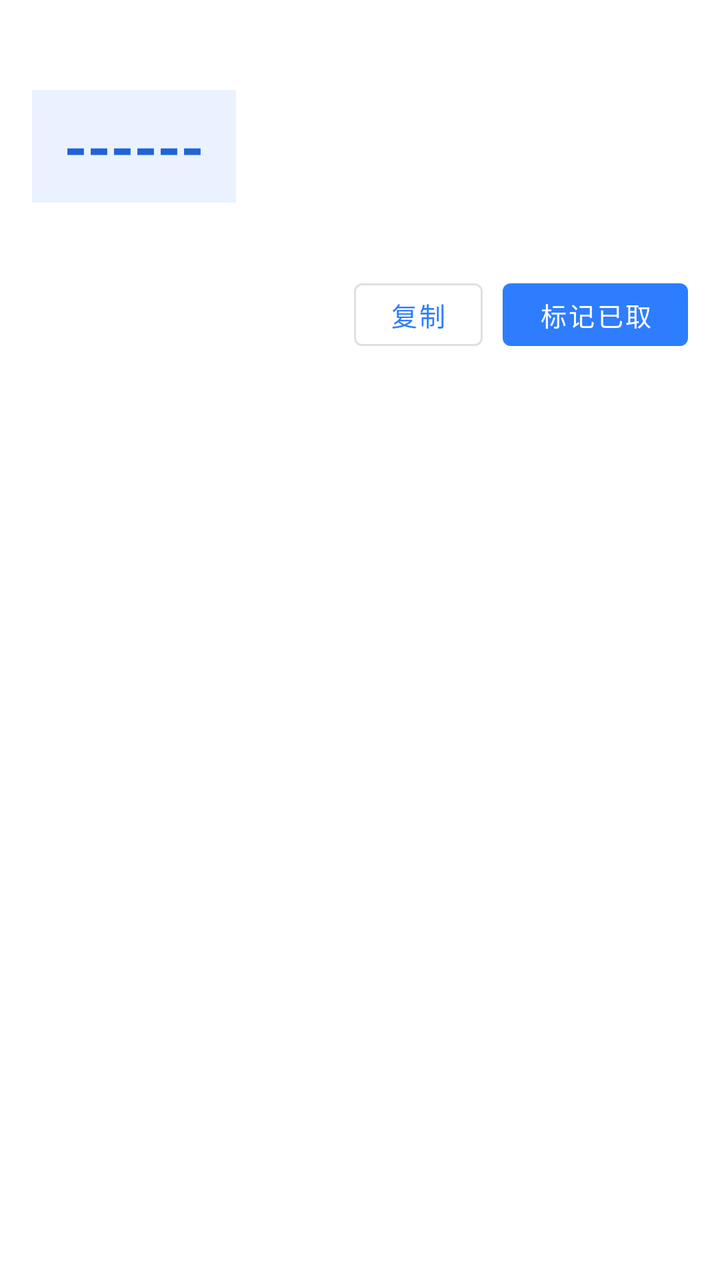
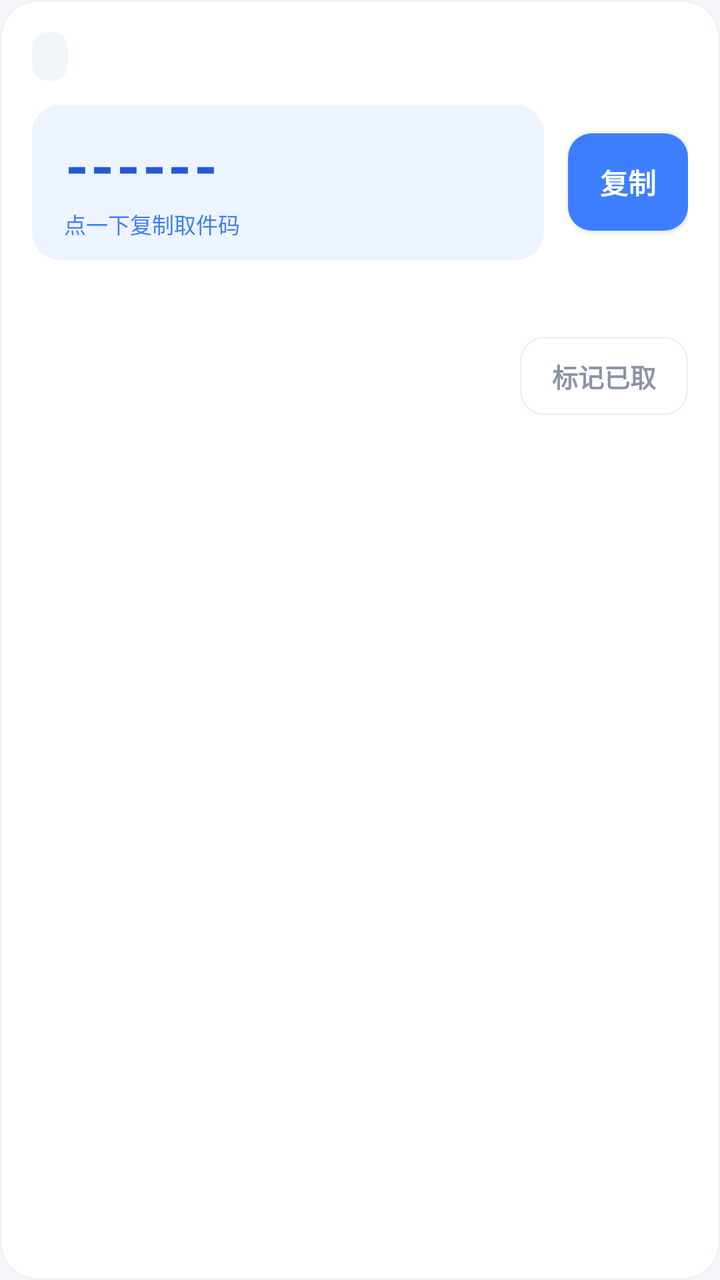

Compare the two renders of this Android layout. The source of the first and the diff that turns it into the second are given below.
<!-- AndroidManifest.xml: application theme Theme.Pickup -->
<!-- res/layout/item_pickup.xml -->
<?xml version="1.0" encoding="utf-8"?>
<LinearLayout xmlns:android="http://schemas.android.com/apk/res/android"
    android:layout_width="match_parent"
    android:layout_height="wrap_content"
    android:layout_marginBottom="10dp"
    android:background="#FFFFFF"
    android:elevation="2dp"
    android:orientation="vertical"
    android:padding="16dp">

    <LinearLayout
        android:layout_width="match_parent"
        android:layout_height="wrap_content"
        android:orientation="horizontal">

        <TextView
            android:id="@+id/txt_carrier"
            android:layout_width="0dp"
            android:layout_height="wrap_content"
            android:layout_weight="1"
            android:textColor="@color/text_main"
            android:textSize="14sp"
            android:textStyle="bold" />

        <TextView
            android:id="@+id/txt_time"
            android:layout_width="wrap_content"
            android:layout_height="wrap_content"
            android:textColor="@color/text_sub"
            android:textSize="12sp" />
    </LinearLayout>

    <TextView
        android:id="@+id/txt_code"
        android:layout_width="wrap_content"
        android:layout_height="wrap_content"
        android:layout_marginTop="10dp"
        android:background="@color/code_bg"
        android:paddingHorizontal="16dp"
        android:paddingVertical="8dp"
        android:text="------"
        android:textColor="@color/primary_dark"
        android:textSize="30sp"
        android:textStyle="bold" />

    <TextView
        android:id="@+id/txt_source"
        android:layout_width="match_parent"
        android:layout_height="wrap_content"
        android:layout_marginTop="8dp"
        android:textColor="@color/text_sub"
        android:textSize="12sp" />

    <LinearLayout
        android:layout_width="match_parent"
        android:layout_height="wrap_content"
        android:layout_marginTop="10dp"
        android:gravity="end"
        android:orientation="horizontal">

        <com.google.android.material.button.MaterialButton
            android:id="@+id/btn_copy"
            style="@style/Widget.MaterialComponents.Button.OutlinedButton"
            android:layout_width="wrap_content"
            android:layout_height="wrap_content"
            android:minHeight="0dp"
            android:minWidth="0dp"
            android:paddingHorizontal="18dp"
            android:paddingVertical="6dp"
            android:text="复制"
            android:textSize="13sp" />

        <com.google.android.material.button.MaterialButton
            android:id="@+id/btn_toggle"
            android:layout_width="wrap_content"
            android:layout_height="wrap_content"
            android:layout_marginStart="10dp"
            android:minHeight="0dp"
            android:minWidth="0dp"
            android:paddingHorizontal="18dp"
            android:paddingVertical="6dp"
            android:text="标记已取"
            android:textSize="13sp" />
    </LinearLayout>
</LinearLayout>
<!-- resources referenced by this layout -->
<resources>
  <color name="code_bg">#EAF2FF</color>
  <color name="primary_dark">#1F63D6</color>
  <color name="text_main">#1F2430</color>
  <color name="text_sub">#8A92A6</color>
  <style name="Theme.Pickup" parent="Theme.MaterialComponents.Light.NoActionBar">
          <item name="colorPrimary">@color/primary</item>
          <item name="colorPrimaryDark">@color/primary_dark</item>
          <item name="colorAccent">@color/primary</item>
          <item name="android:statusBarColor">@color/primary</item>
          <item name="android:windowBackground">@color/bg</item>
      </style>
  <color name="primary">#2E7DFF</color>
  <color name="bg">#F4F6FA</color>
</resources>

<!-- the commit's change to res/layout/item_pickup.xml (unified diff, before → after) -->
@@ -2,83 +2,132 @@
 <LinearLayout xmlns:android="http://schemas.android.com/apk/res/android"
     android:layout_width="match_parent"
     android:layout_height="wrap_content"
-    android:layout_marginBottom="10dp"
-    android:background="#FFFFFF"
-    android:elevation="2dp"
+    android:layout_marginBottom="12dp"
+    android:background="@drawable/bg_card"
     android:orientation="vertical"
     android:padding="16dp">
 
+    
     <LinearLayout
         android:layout_width="match_parent"
         android:layout_height="wrap_content"
+        android:gravity="center_vertical"
         android:orientation="horizontal">
 
         <TextView
             android:id="@+id/txt_carrier"
-            android:layout_width="0dp"
+            android:layout_width="wrap_content"
             android:layout_height="wrap_content"
-            android:layout_weight="1"
+            android:background="@drawable/bg_chip"
+            android:ellipsize="end"
+            android:maxLines="1"
+            android:maxWidth="210dp"
+            android:paddingStart="9dp"
+            android:paddingTop="4dp"
+            android:paddingEnd="9dp"
+            android:paddingBottom="4dp"
             android:textColor="@color/text_main"
-            android:textSize="14sp"
+            android:textSize="12sp"
             android:textStyle="bold" />
 
         <TextView
             android:id="@+id/txt_time"
-            android:layout_width="wrap_content"
+            android:layout_width="0dp"
             android:layout_height="wrap_content"
-            android:textColor="@color/text_sub"
+            android:layout_marginStart="10dp"
+            android:layout_weight="1"
+            android:gravity="end"
+            android:textColor="@color/text_hint"
             android:textSize="12sp" />
     </LinearLayout>
 
-    <TextView
-        android:id="@+id/txt_code"
-        android:layout_width="wrap_content"
+    
+    <LinearLayout
+        android:layout_width="match_parent"
         android:layout_height="wrap_content"
-        android:layout_marginTop="10dp"
-        android:background="@color/code_bg"
-        android:paddingHorizontal="16dp"
-        android:paddingVertical="8dp"
-        android:text="------"
-        android:textColor="@color/primary_dark"
-        android:textSize="30sp"
-        android:textStyle="bold" />
+        android:layout_marginTop="12dp"
+        android:gravity="center_vertical"
+        android:orientation="horizontal">
 
+        <LinearLayout
+            android:id="@+id/box_code"
+            android:layout_width="0dp"
+            android:layout_height="wrap_content"
+            android:layout_weight="1"
+            android:background="@drawable/bg_code"
+            android:orientation="vertical"
+            android:paddingStart="16dp"
+            android:paddingTop="10dp"
+            android:paddingEnd="16dp"
+            android:paddingBottom="10dp">
+
+            <TextView
+                android:id="@+id/txt_code"
+                android:layout_width="wrap_content"
+                android:layout_height="wrap_content"
+                android:letterSpacing="0.04"
+                android:text="------"
+                android:textColor="@color/code_text"
+                android:textSize="30sp"
+                android:textStyle="bold" />
+
+            <TextView
+                android:id="@+id/txt_code_hint"
+                android:layout_width="wrap_content"
+                android:layout_height="wrap_content"
+                android:layout_marginTop="1dp"
+                android:text="点一下复制取件码"
+                android:textColor="@color/primary"
+                android:textSize="11sp" />
+        </LinearLayout>
+
+        <com.google.android.material.button.MaterialButton
+            android:id="@+id/btn_copy"
+            android:layout_width="wrap_content"
+            android:layout_height="wrap_content"
+            android:layout_marginStart="12dp"
+            android:insetTop="0dp"
+            android:insetBottom="0dp"
+            android:minWidth="0dp"
+            android:minHeight="0dp"
+            android:paddingStart="20dp"
+            android:paddingTop="14dp"
+            android:paddingEnd="20dp"
+            android:paddingBottom="14dp"
+            android:text="复制"
+            android:textSize="14sp" />
+    </LinearLayout>
+
+    
     <TextView
         android:id="@+id/txt_source"
         android:layout_width="match_parent"
         android:layout_height="wrap_content"
-        android:layout_marginTop="8dp"
+        android:layout_marginTop="10dp"
         android:textColor="@color/text_sub"
         android:textSize="12sp" />
 
+    
     <LinearLayout
         android:layout_width="match_parent"
         android:layout_height="wrap_content"
-        android:layout_marginTop="10dp"
+        android:layout_marginTop="12dp"
         android:gravity="end"
         android:orientation="horizontal">
 
         <com.google.android.material.button.MaterialButton
-            android:id="@+id/btn_copy"
-            style="@style/Widget.MaterialComponents.Button.OutlinedButton"
+            android:id="@+id/btn_toggle"
+            style="@style/PickupButton.Outlined"
             android:layout_width="wrap_content"
             android:layout_height="wrap_content"
+            android:insetTop="0dp"
+            android:insetBottom="0dp"
+            android:minWidth="0dp"
             android:minHeight="0dp"
-            android:minWidth="0dp"
-            android:paddingHorizontal="18dp"
-            android:paddingVertical="6dp"
-            android:text="复制"
-            android:textSize="13sp" />
-
-        <com.google.android.material.button.MaterialButton
-            android:id="@+id/btn_toggle"
-            android:layout_width="wrap_content"
-            android:layout_height="wrap_content"
-            android:layout_marginStart="10dp"
-            android:minHeight="0dp"
-            android:minWidth="0dp"
-            android:paddingHorizontal="18dp"
-            android:paddingVertical="6dp"
+            android:paddingStart="20dp"
+            android:paddingTop="10dp"
+            android:paddingEnd="20dp"
+            android:paddingBottom="10dp"
             android:text="标记已取"
             android:textSize="13sp" />
     </LinearLayout>
<!-- resource entries referenced after the edit -->
@@ -1,17 +1,63 @@
 <!-- resources referenced by this layout -->
 <resources>
-  <color name="code_bg">#EAF2FF</color>
-  <color name="primary_dark">#1F63D6</color>
-  <color name="text_main">#1F2430</color>
-  <color name="text_sub">#8A92A6</color>
+  <color name="code_text">#2559D6</color>
+  <color name="primary">#3D7EFF</color>
+  <color name="text_hint">#AAB2C2</color>
+  <color name="text_main">#1A1D26</color>
+  <color name="text_sub">#8B93A7</color>
+  <!-- drawable bg_card (drawable) -->
+  <?xml version="1.0" encoding="utf-8"?>
+  <shape xmlns:android="http://schemas.android.com/apk/res/android"
+      android:shape="rectangle">
+      <solid android:color="@color/card" />
+      <corners android:radius="18dp" />
+      <stroke
+          android:width="1dp"
+          android:color="@color/divider" />
+  </shape>
+  <!-- drawable bg_chip (drawable) -->
+  <?xml version="1.0" encoding="utf-8"?>
+  <shape xmlns:android="http://schemas.android.com/apk/res/android"
+      android:shape="rectangle">
+      <solid android:color="@color/chip_bg" />
+      <corners android:radius="8dp" />
+  </shape>
+  <!-- drawable bg_code (drawable) -->
+  <?xml version="1.0" encoding="utf-8"?>
+  <shape xmlns:android="http://schemas.android.com/apk/res/android"
+      android:shape="rectangle">
+      <solid android:color="@color/code_bg" />
+      <corners android:radius="14dp" />
+  </shape>
+  <style name="PickupButton.Outlined" parent="Widget.MaterialComponents.Button.OutlinedButton">
+          <item name="cornerRadius">12dp</item>
+          <item name="android:textAllCaps">false</item>
+          <item name="android:letterSpacing">0</item>
+          <item name="strokeColor">@color/divider</item>
+          <item name="android:textColor">@color/text_sub</item>
+      </style>
   <style name="Theme.Pickup" parent="Theme.MaterialComponents.Light.NoActionBar">
           <item name="colorPrimary">@color/primary</item>
-          <item name="colorPrimaryDark">@color/primary_dark</item>
+          <item name="colorPrimaryVariant">@color/primary_dark</item>
+          <item name="colorOnPrimary">#FFFFFF</item>
           <item name="colorAccent">@color/primary</item>
-          <item name="android:statusBarColor">@color/primary</item>
+          <item name="android:statusBarColor">@color/header_start</item>
+          <item name="android:windowLightStatusBar">false</item>
           <item name="android:windowBackground">@color/bg</item>
+          <item name="materialButtonStyle">@style/PickupButton</item>
       </style>
-  <color name="primary">#2E7DFF</color>
-  <color name="bg">#F4F6FA</color>
+  <color name="card">#FFFFFF</color>
+  <color name="divider">#EEF1F6</color>
+  <color name="chip_bg">#F2F5FA</color>
+  <color name="code_bg">#EDF3FF</color>
+  <color name="primary_dark">#2559D6</color>
+  <color name="header_start">#5B93FF</color>
+  <color name="bg">#F4F6FB</color>
+  <style name="PickupButton" parent="Widget.MaterialComponents.Button">
+          <item name="cornerRadius">12dp</item>
+          <item name="android:textAllCaps">false</item>
+          <item name="android:letterSpacing">0</item>
+          <item name="android:textStyle">bold</item>
+      </style>
 </resources>
 
